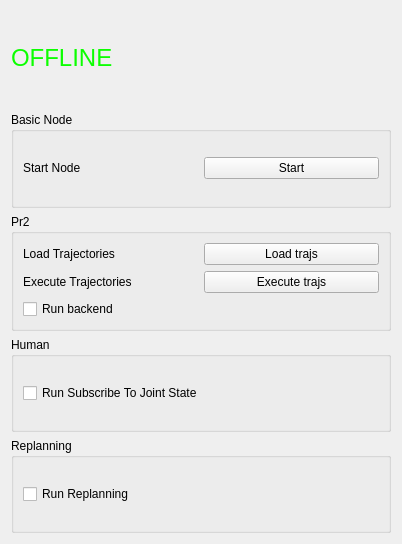
jmainpri/move3d_ros, file include/move3d_ros_gui.ui: the form before one commit.
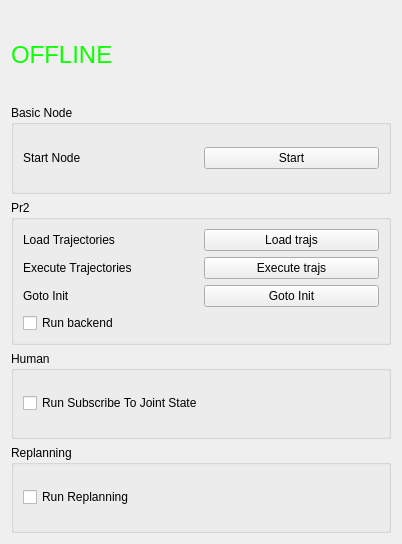
The form after the commit.

Diff of the .ui file:
```diff
--- a/include/move3d_ros_gui.ui
+++ b/include/move3d_ros_gui.ui
@@ -57,7 +57,7 @@
         </property>
        </widget>
       </item>
-      <item row="2" column="0">
+      <item row="3" column="0">
        <widget class="QCheckBox" name="checkBoxRunPr2Backend">
         <property name="text">
          <string>Run backend</string>
@@ -78,6 +78,20 @@
         </property>
        </widget>
       </item>
+      <item row="2" column="1">
+       <widget class="QPushButton" name="pushButtonGotoInit">
+        <property name="text">
+         <string>Goto Init</string>
+        </property>
+       </widget>
+      </item>
+      <item row="2" column="0">
+       <widget class="QLabel" name="label_4">
+        <property name="text">
+         <string>Goto Init</string>
+        </property>
+       </widget>
+      </item>
      </layout>
     </widget>
    </item>
```
